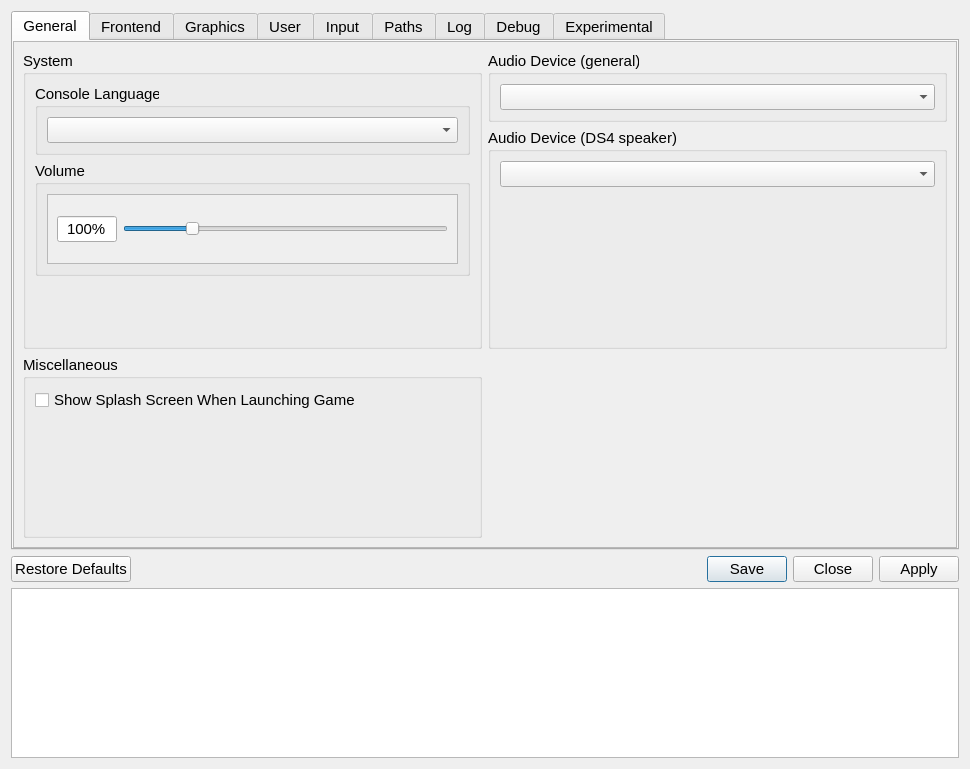
First picture: the form in src/qt_gui/settings_dialog.ui, repository shadps4-emu/shadps4-qtlauncher, before the edit.
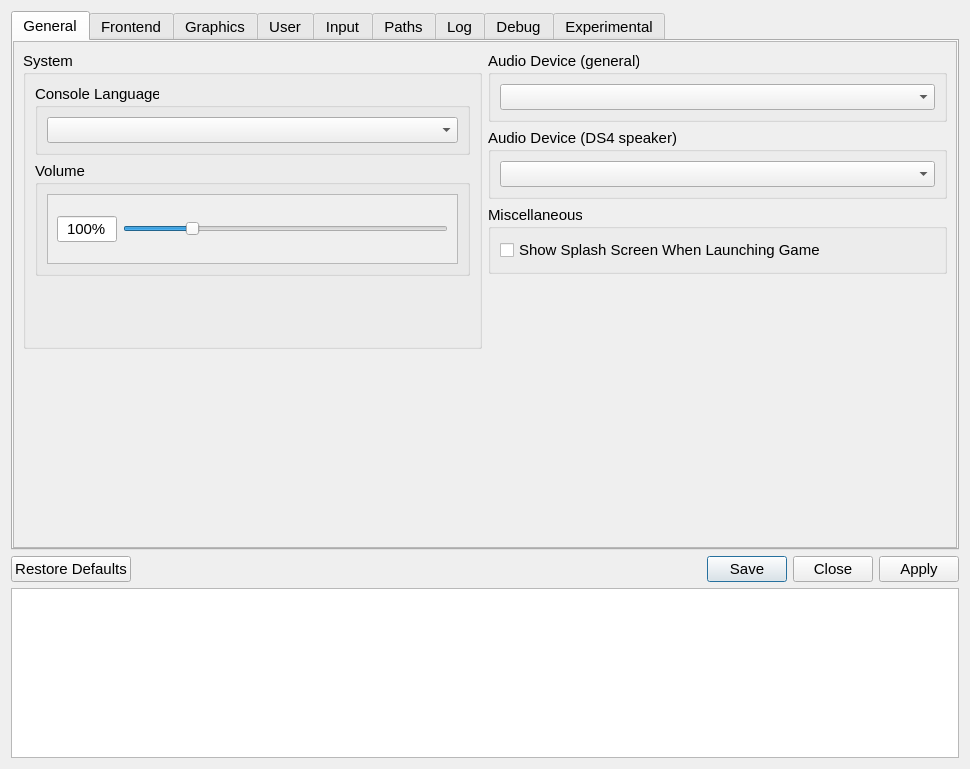
Second picture: the form after the edit. Icons and pictures are not drawn.

Commit message: Settings Dialog visual tweak (#255)

What changed in the file:
```diff
--- a/src/qt_gui/settings_dialog.ui
+++ b/src/qt_gui/settings_dialog.ui
@@ -82,71 +82,9 @@
        </property>
        <layout class="QVBoxLayout" name="generalTabVLayout" stretch="0">
         <item>
-         <layout class="QGridLayout" name="gridLayout">
-          <property name="bottomMargin">
-           <number>0</number>
-          </property>
-          <property name="spacing">
-           <number>6</number>
-          </property>
-          <item row="0" column="2">
-           <layout class="QVBoxLayout" name="emulatorTabLayoutMiddle">
-            <property name="leftMargin">
-             <number>0</number>
-            </property>
-            <property name="rightMargin">
-             <number>0</number>
-            </property>
-            <property name="bottomMargin">
-             <number>0</number>
-            </property>
+         <layout class="QHBoxLayout" name="horizontalLayout_8">
             <item>
-             <widget class="QGroupBox" name="GenAudioGroupBox">
-              <property name="title">
-               <string>Audio Device (general)</string>
-              </property>
-              <layout class="QVBoxLayout" name="verticalLayout_8">
-               <item>
-                <widget class="QComboBox" name="GenAudioComboBox"/>
-               </item>
-              </layout>
-             </widget>
-            </item>
-            <item>
-             <widget class="QGroupBox" name="DsSpeakerGroupBox">
-              <property name="title">
-               <string>Audio Device (DS4 speaker)</string>
-              </property>
-              <layout class="QVBoxLayout" name="verticalLayout_9">
-               <item>
-                <widget class="QComboBox" name="DsAudioComboBox"/>
-               </item>
-               <item>
-                <spacer name="verticalSpacer_3">
-                 <property name="orientation">
-                  <enum>Qt::Orientation::Vertical</enum>
-                 </property>
-                 <property name="sizeHint" stdset="0">
-                  <size>
-                   <width>20</width>
-                   <height>40</height>
-                  </size>
-                 </property>
-                </spacer>
-               </item>
-              </layout>
-             </widget>
-            </item>
-           </layout>
-          </item>
-          <item row="0" column="0">
-           <layout class="QVBoxLayout" name="systemTabLayoutLeft">
-            <property name="spacing">
-             <number>6</number>
-            </property>
-            <property name="bottomMargin">
-             <number>0</number>
-            </property>
+           <layout class="QVBoxLayout" name="verticalLayout_14">
             <item>
              <widget class="QGroupBox" name="SystemSettings">
               <property name="sizePolicy">
@@ -264,9 +202,63 @@
               </layout>
              </widget>
             </item>
+            <item>
+             <spacer name="verticalSpacer_3">
+              <property name="orientation">
+               <enum>Qt::Orientation::Vertical</enum>
+              </property>
+              <property name="sizeHint" stdset="0">
+               <size>
+                <width>20</width>
+                <height>40</height>
+               </size>
+              </property>
+             </spacer>
+            </item>
            </layout>
           </item>
-          <item row="1" column="0">
+          <item>
+           <layout class="QVBoxLayout" name="emulatorTabLayoutMiddle">
+            <property name="leftMargin">
+             <number>0</number>
+            </property>
+            <property name="rightMargin">
+             <number>0</number>
+            </property>
+            <property name="bottomMargin">
+             <number>0</number>
+            </property>
+            <item>
+             <widget class="QGroupBox" name="GenAudioGroupBox">
+              <property name="sizePolicy">
+               <sizepolicy hsizetype="Expanding" vsizetype="Preferred">
+                <horstretch>0</horstretch>
+                <verstretch>0</verstretch>
+               </sizepolicy>
+              </property>
+              <property name="title">
+               <string>Audio Device (general)</string>
+              </property>
+              <layout class="QVBoxLayout" name="verticalLayout_8">
+               <item>
+                <widget class="QComboBox" name="GenAudioComboBox"/>
+               </item>
+              </layout>
+             </widget>
+            </item>
+            <item>
+             <widget class="QGroupBox" name="DsSpeakerGroupBox">
+              <property name="title">
+               <string>Audio Device (DS4 speaker)</string>
+              </property>
+              <layout class="QVBoxLayout" name="verticalLayout_9">
+               <item>
+                <widget class="QComboBox" name="DsAudioComboBox"/>
+               </item>
+              </layout>
+             </widget>
+            </item>
+            <item>
            <widget class="QGroupBox" name="emulatorSettingsGroupBox">
             <property name="sizePolicy">
              <sizepolicy hsizetype="Preferred" vsizetype="Preferred">
@@ -283,7 +275,7 @@
             <property name="checkable">
              <bool>false</bool>
             </property>
-            <layout class="QVBoxLayout" name="additionalSettingsVLayout" stretch="0,0">
+              <layout class="QVBoxLayout" name="additionalSettingsVLayout" stretch="0">
              <property name="spacing">
               <number>6</number>
              </property>
@@ -306,8 +298,11 @@
                </property>
               </widget>
              </item>
+              </layout>
+             </widget>
+            </item>
              <item>
-              <spacer name="verticalSpacer_9">
+             <spacer name="verticalSpacer_4">
                <property name="orientation">
                 <enum>Qt::Orientation::Vertical</enum>
                </property>
@@ -320,20 +315,6 @@
               </spacer>
              </item>
             </layout>
-           </widget>
-          </item>
-          <item row="1" column="2">
-           <spacer name="horizontalSpacer_9">
-            <property name="orientation">
-             <enum>Qt::Orientation::Horizontal</enum>
-            </property>
-            <property name="sizeHint" stdset="0">
-             <size>
-              <width>40</width>
-              <height>20</height>
-             </size>
-            </property>
-           </spacer>
           </item>
          </layout>
         </item>
```
Left out of the diff: 153 changed lines with no effect on the pictures. Lines whose indentation alone changed are shown as unchanged.
